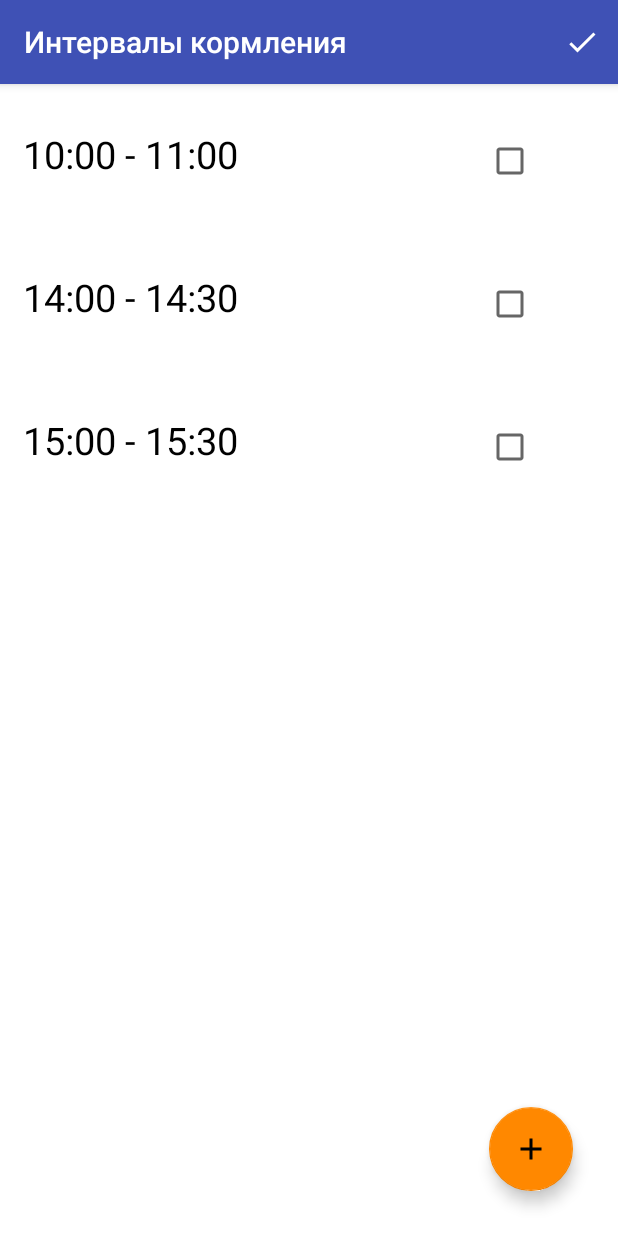
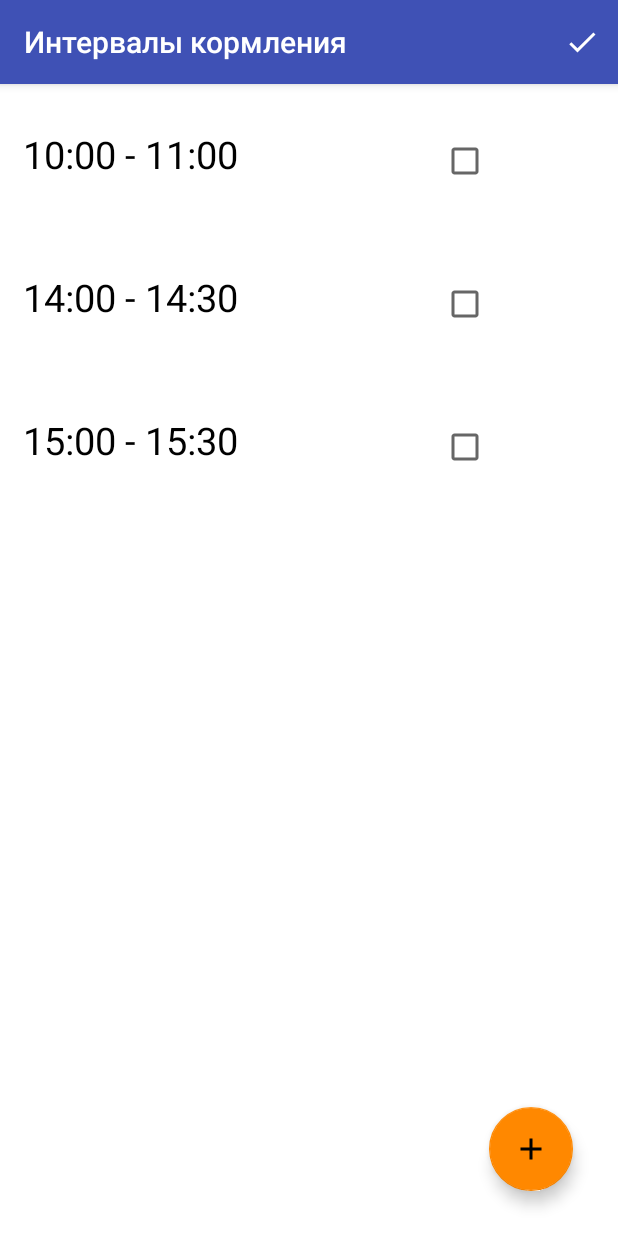
Before and after one commit to komolov-andrey/smart_aquarium, an Android app: the FeedingIntervals screen opened directly, with no data from a screen before it, on a phone screen of 412 x 824 dp. Run offline under Robolectric (Android 15) with nearby library versions, the phone set to English and light mode, and no system bars.

Commit message:
updata other visualization

```diff
--- a/app/src/main/res/layout/activity_feeding.xml
+++ b/app/src/main/res/layout/activity_feeding.xml
@@ -64,7 +64,7 @@
                     android:id="@+id/checkBoxBold"
                     android:layout_width="wrap_content"
                     android:layout_height="wrap_content"
-                    android:layout_marginLeft="150dp" />
+                    android:layout_marginLeft="120dp" />
 
             </LinearLayout>
 
@@ -87,7 +87,7 @@
                     android:id="@+id/checkBoxBold1"
                     android:layout_width="wrap_content"
                     android:layout_height="wrap_content"
-                    android:layout_marginLeft="150dp" />
+                    android:layout_marginLeft="120dp" />
 
             </LinearLayout>
 
@@ -110,7 +110,7 @@
                     android:id="@+id/checkBoxBold2"
                     android:layout_width="wrap_content"
                     android:layout_height="wrap_content"
-                    android:layout_marginLeft="150dp" />
+                    android:layout_marginLeft="120dp" />
 
             </LinearLayout>
 
--- a/app/src/main/res/layout/parameter.xml
+++ b/app/src/main/res/layout/parameter.xml
@@ -42,7 +42,7 @@
                 android:layout_height="match_parent"
                 android:layout_centerHorizontal="true"
                 android:layout_centerVertical="true"
-                android:layout_marginLeft="130dp"
+                android:layout_marginLeft="90dp"
                 android:checked="false"
                 android:shadowColor="@color/orange"
                 android:theme="@style/MySwitch" />
@@ -96,7 +96,7 @@
                 android:layout_height="match_parent"
                 android:layout_centerHorizontal="true"
                 android:layout_centerVertical="true"
-                android:layout_marginLeft="130dp"
+                android:layout_marginLeft="90dp"
                 android:checked="false"
                 android:theme="@style/MySwitch" />
 
```
